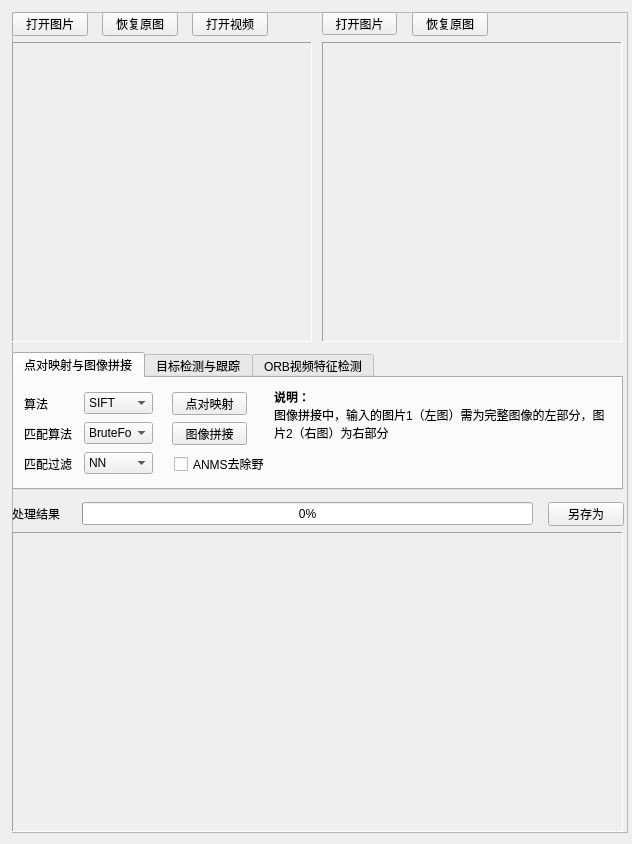
First picture: the form in DIP-Lab2/DIPLab2.ui, repository 0xja-eth/DIP-Lab2, before the edit.
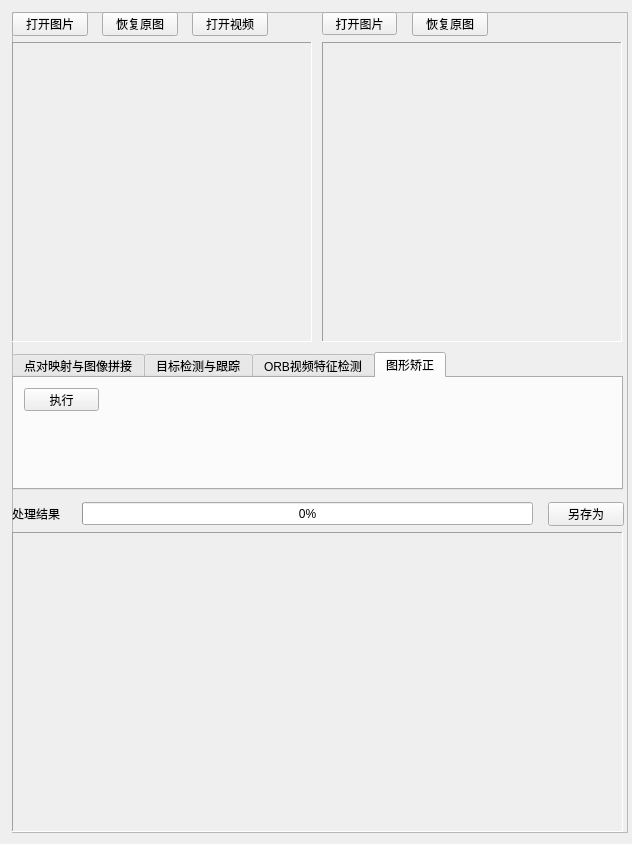
Second picture: the form after the edit. The open tabs and pages were chosen to show the change.

```diff
--- a/DIP-Lab2/DIPLab2.ui
+++ b/DIP-Lab2/DIPLab2.ui
@@ -913,6 +913,24 @@
        </property>
       </widget>
      </widget>
+     <widget class="QWidget" name="tab_2">
+      <attribute name="title">
+       <string>图形矫正</string>
+      </attribute>
+      <widget class="QPushButton" name="doImgCorr">
+       <property name="geometry">
+        <rect>
+         <x>10</x>
+         <y>10</y>
+         <width>75</width>
+         <height>23</height>
+        </rect>
+       </property>
+       <property name="text">
+        <string>执行</string>
+       </property>
+      </widget>
+     </widget>
     </widget>
    </widget>
   </widget>
```
